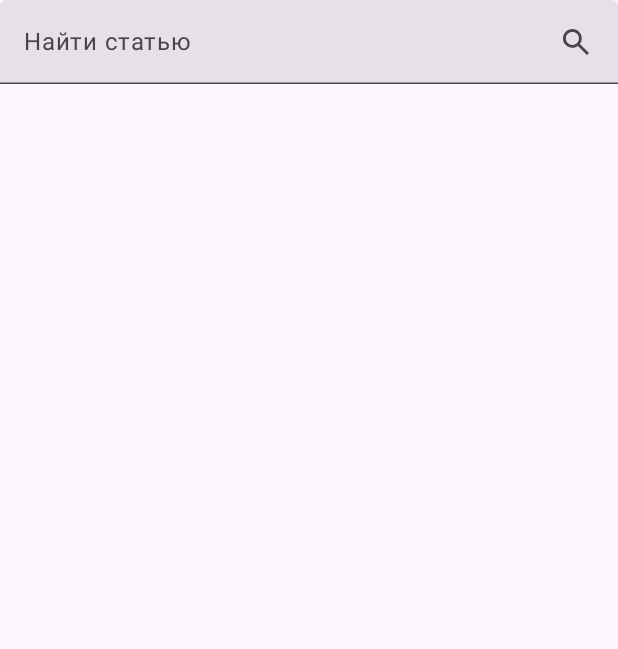
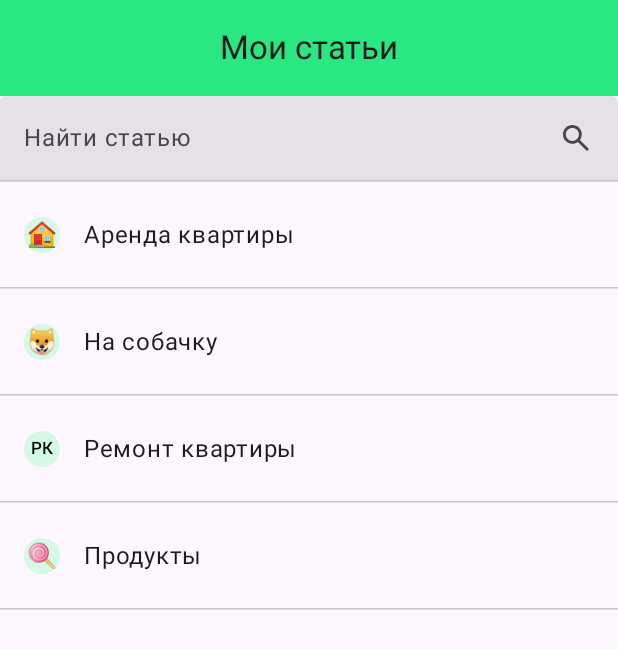
Before and after one commit to mrgregari/FinancialApp, an Android app built with Jetpack Compose: the composable CategoriesScreen shown on its own in the app's theme, on a phone screen of 412 x 824 dp. Shown: the top 649 px of the screen. Run offline under Robolectric (Android 15) with nearby library versions, the phone set to English and light mode, and no system bars.

Commit message:
categories screen

```diff
--- /dev/null
+++ b/app/src/main/java/com/example/financialapp/domain/model/Category.kt
@@ -0,0 +1,12 @@
+package com.example.financialapp.domain.model
+
+data class Category(
+    val id: Int = UNDEFINED_ID,
+    val name: String,
+    val icon: String,
+    val isIncome: Boolean
+) {
+    companion object {
+        const val UNDEFINED_ID = 0
+    }
+}
--- a/app/src/main/java/com/example/financialapp/ui/components/SearchBar.kt
+++ b/app/src/main/java/com/example/financialapp/ui/components/SearchBar.kt
@@ -46,7 +46,9 @@ fun SearchBar(
         },
         singleLine = true,
         colors = TextFieldDefaults.colors(
-            disabledContainerColor = MaterialTheme.colorScheme.surfaceContainerHigh
+            disabledContainerColor = MaterialTheme.colorScheme.surfaceContainerHigh,
+            focusedIndicatorColor = androidx.compose.ui.graphics.Color.Transparent,
+            unfocusedIndicatorColor = androidx.compose.ui.graphics.Color.Transparent
         )
     )
 }
--- a/app/src/main/java/com/example/financialapp/ui/screens/CategoriesScreen.kt
+++ b/app/src/main/java/com/example/financialapp/ui/screens/CategoriesScreen.kt
@@ -1,14 +1,101 @@
 package com.example.financialapp.ui.screens
 
+import androidx.compose.foundation.ExperimentalFoundationApi
 import androidx.compose.foundation.layout.Column
+import androidx.compose.foundation.layout.fillMaxSize
+import androidx.compose.foundation.layout.fillMaxWidth
+import androidx.compose.foundation.layout.height
+import androidx.compose.foundation.layout.padding
+import androidx.compose.foundation.lazy.LazyColumn
+import androidx.compose.foundation.lazy.items
+import androidx.compose.material3.CenterAlignedTopAppBar
+import androidx.compose.material3.ExperimentalMaterial3Api
+import androidx.compose.material3.HorizontalDivider
+import androidx.compose.material3.Icon
+import androidx.compose.material3.IconButton
+import androidx.compose.material3.MaterialTheme
+import androidx.compose.material3.Scaffold
 import androidx.compose.material3.Text
+import androidx.compose.material3.TopAppBarDefaults
 import androidx.compose.runtime.Composable
+import androidx.compose.ui.Modifier
+import androidx.compose.ui.res.painterResource
+import androidx.compose.ui.unit.dp
+import com.example.financialapp.R
+import com.example.financialapp.domain.model.Category
+import com.example.financialapp.ui.components.CustomListItem
 import com.example.financialapp.ui.components.SearchBar
+import com.example.financialapp.ui.utils.formatNumber
 
+@OptIn(ExperimentalMaterial3Api::class, ExperimentalFoundationApi::class)
 @Composable
 fun CategoriesScreen() {
-    Column {
-        SearchBar()
 
+    val list = listOf(
+        Category(
+            name = "Аренда квартиры",
+            icon = "\uD83C\uDFE0",
+            isIncome = false
+        ),
+        Category(
+            name = "На собачку",
+            icon = "\uD83D\uDC36",
+            isIncome = false
+        ),
+        Category(
+            name = "Ремонт квартиры",
+            icon = "РК",
+            isIncome = false
+        ),
+        Category(
+            name = "Продукты",
+            icon = "\uD83C\uDF6D",
+            isIncome = false
+        ),
+    )
+
+    Scaffold(
+        topBar = {
+            CenterAlignedTopAppBar(
+                title = { Text("Мои статьи") },
+                colors = TopAppBarDefaults.centerAlignedTopAppBarColors(
+                    containerColor = MaterialTheme.colorScheme.primary,
+                    titleContentColor = MaterialTheme.colorScheme.onSurface
+                )
+            )
+        }
+    ) { innerPadding ->
+        LazyColumn(
+            modifier = Modifier
+                .fillMaxSize()
+                .padding(innerPadding)
+        ) {
+            stickyHeader {
+                SearchBar()
+                HorizontalDivider(
+                    modifier = Modifier
+                        .fillMaxWidth(),
+                    thickness = 1.dp,
+                    color = MaterialTheme.colorScheme.outlineVariant
+                )
+            }
+
+
+            items(list) { category ->
+                CustomListItem(
+                    modifier = Modifier
+                        .height(70.dp),
+                    emoji = category.icon,
+                    title = category.name
+                )
+                HorizontalDivider(
+                    modifier = Modifier
+                        .fillMaxWidth(),
+                    thickness = 1.dp,
+                    color = MaterialTheme.colorScheme.outlineVariant
+                )
+
+            }
+        }
     }
 }
--- a/app/src/main/java/com/example/financialapp/ui/screens/ExpensesScreen.kt
+++ b/app/src/main/java/com/example/financialapp/ui/screens/ExpensesScreen.kt
@@ -130,7 +130,6 @@ fun ExpensesScreen() {
                     title = expense.title,
                     subTitle = expense.comment,
                     trailingText = "${formatNumber(expense.amount)} $",
-                    subTrailingText = null,
                     showArrow = true,
                 )
                 HorizontalDivider(
```
